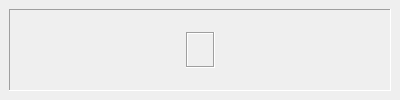
hippich/recorditnow, file src/zoom/ui/zoomdock.ui: the form before one commit.
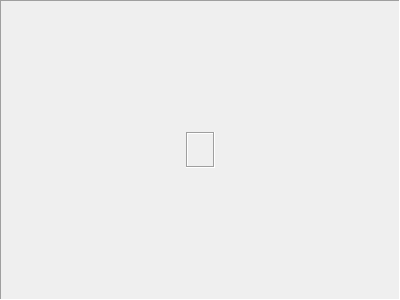
The form after the commit. Custom widgets are drawn as their Qt base class.

Commit message: dockWidget Yaaayyy!!!

```diff
--- a/src/zoom/ui/zoomdock.ui
+++ b/src/zoom/ui/zoomdock.ui
@@ -1,23 +1,25 @@
 <?xml version="1.0" encoding="UTF-8"?>
 <ui version="4.0">
  <class>ZoomDock</class>
- <widget class="QDockWidget" name="ZoomDock">
+ <widget class="QWidget" name="ZoomDock">
   <property name="geometry">
    <rect>
     <x>0</x>
     <y>0</y>
     <width>400</width>
-    <height>100</height>
+    <height>300</height>
    </rect>
   </property>
-  <property name="features">
-   <set>QDockWidget::AllDockWidgetFeatures</set>
-  </property>
   <property name="windowTitle">
    <string>Zoom</string>
   </property>
-  <widget class="QWidget" name="dockWidgetContents">
-   <layout class="QHBoxLayout" name="horizontalLayout">
+  <layout class="QVBoxLayout" name="verticalLayout_2">
+   <property name="spacing">
+    <number>0</number>
+   </property>
+   <property name="margin">
+    <number>0</number>
+   </property>
     <item>
      <widget class="QFrame" name="frame">
       <property name="frameShape">
@@ -126,7 +128,6 @@
      </widget>
     </item>
    </layout>
-  </widget>
  </widget>
  <customwidgets>
   <customwidget>
```
Lines whose indentation alone changed are shown as unchanged. The commit also changes 14 other files.
